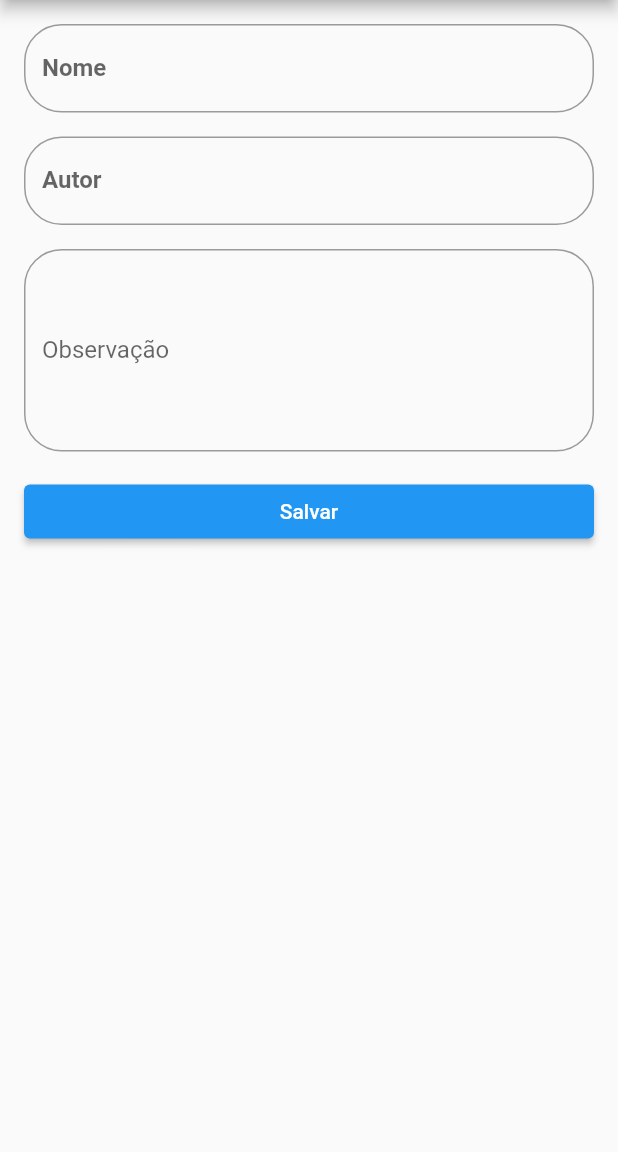
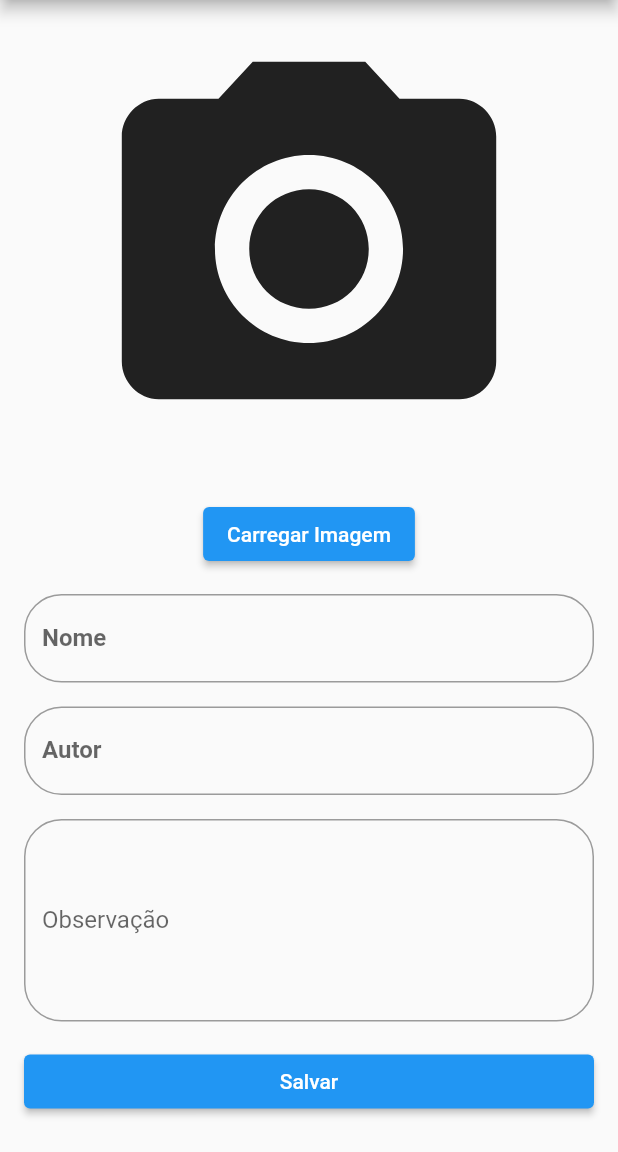
Before and after one commit to Bifi92/flutter_catalogo_livros_aikido, a Flutter app: the CadastrarLivroScreen screen opened by its route, on a phone screen of 412 x 824 dp, the part 84-1236 px from its top. Run offline on Flutter 3.47's test engine with Material 2 defaults, Android fonts, the phone set to English and light mode, and no system bars; our stand-ins replace cloud_firestore, date_time_picker, firebase_core, firebase_storage, image_picker; accounts and stored records are empty; network calls fail.

Commit message:
inclusao de foto no cadastro do livro

```diff
--- a/lib/dao/emprestimo.dart
+++ b/lib/dao/emprestimo.dart
@@ -16,6 +16,7 @@ Future<void> salvarEmprestimo(EmprestimoModel emprestimo) async {
     C_EMPRESTIMO_PESSOA_TELEFONE: emprestimo.telefonePessoa,
     C_EMPRESTIMO_DATA_RETIRADA: emprestimo.dataRetirada,
     C_EMPRESTIMO_DATA_DEVOLUCAO: emprestimo.dataDevolucao,
+    C_EMPRESTIMO_LIVRO_NOME_FOTO: emprestimo.nomeFotoLivro,
   });
 }
 
--- a/lib/dao/livro.dart
+++ b/lib/dao/livro.dart
@@ -45,6 +45,7 @@ Future<void> salvarLivro(LivroModel livro) async {
       C_LIVRO_AUTOR: livro.autor,
       C_LIVRO_OBSERVACAO: livro.observacao,
       C_LIVRO_EMPRESTADO: livro.emprestado,
+      C_LIVRO_NOME_FOTO: livro.nomeFoto
     });
   }
 }
--- a/lib/models/emprestimo.dart
+++ b/lib/models/emprestimo.dart
@@ -10,6 +10,7 @@ class EmprestimoModel {
   late String telefonePessoa;
   late DateTime dataRetirada;
   late DateTime dataDevolucao;
+  late String nomeFotoLivro;
 
   EmprestimoModel({
     required this.id,
@@ -20,6 +21,7 @@ class EmprestimoModel {
     required this.telefonePessoa,
     required this.dataRetirada,
     required this.dataDevolucao,
+    required this.nomeFotoLivro,
   });
 
   static mapToObjectList(
@@ -42,6 +44,7 @@ class EmprestimoModel {
       telefonePessoa: doc[C_EMPRESTIMO_PESSOA_TELEFONE],
       dataRetirada: doc[C_EMPRESTIMO_DATA_RETIRADA].toDate(),
       dataDevolucao: doc[C_EMPRESTIMO_DATA_DEVOLUCAO].toDate(),
+      nomeFotoLivro: doc[C_EMPRESTIMO_LIVRO_NOME_FOTO],
     );
   }
 
@@ -55,6 +58,7 @@ class EmprestimoModel {
       C_EMPRESTIMO_PESSOA_TELEFONE: telefonePessoa,
       C_EMPRESTIMO_DATA_RETIRADA: dataRetirada,
       C_EMPRESTIMO_DATA_DEVOLUCAO: dataDevolucao,
+      C_EMPRESTIMO_LIVRO_NOME_FOTO: nomeFotoLivro,
     };
   }
 }
--- a/lib/models/livro.dart
+++ b/lib/models/livro.dart
@@ -7,6 +7,7 @@ class LivroModel {
   late String autor;
   late String observacao;
   late String emprestado;
+  late String nomeFoto;
 
   LivroModel({
     required this.id,
@@ -14,6 +15,7 @@ class LivroModel {
     required this.autor,
     required this.observacao,
     required this.emprestado,
+    required this.nomeFoto,
   });
 
   static mapToObjectList(
@@ -33,6 +35,7 @@ class LivroModel {
       autor: doc[C_LIVRO_AUTOR],
       observacao: doc[C_LIVRO_OBSERVACAO],
       emprestado: doc[C_LIVRO_EMPRESTADO],
+      nomeFoto: doc[C_LIVRO_NOME_FOTO],
     );
   }
 
@@ -43,6 +46,7 @@ class LivroModel {
       autor: doc[C_LIVRO_AUTOR],
       observacao: doc[C_LIVRO_OBSERVACAO],
       emprestado: doc[C_LIVRO_EMPRESTADO],
+      nomeFoto: doc[C_LIVRO_NOME_FOTO],
     );
   }
 
@@ -52,7 +56,8 @@ class LivroModel {
       C_LIVRO_NOME: nome,
       C_LIVRO_AUTOR: autor,
       C_LIVRO_OBSERVACAO: observacao,
-      C_LIVRO_EMPRESTADO: emprestado
+      C_LIVRO_EMPRESTADO: emprestado,
+      C_LIVRO_NOME_FOTO: nomeFoto,
     };
   }
 }
--- a/lib/screens/livro_pessoa/emprestar_livro_para_pessoa.dart
+++ b/lib/screens/livro_pessoa/emprestar_livro_para_pessoa.dart
@@ -34,6 +34,9 @@ class EmprestarLivroParaPessoaScreen extends StatelessWidget {
   static final TextEditingController telefonePessoaTextFormFieldController =
       TextEditingController();
 
+  static final TextEditingController nomeFotoLivroTextFormFieldController =
+      TextEditingController();
+
   onSalvar(BuildContext context) {
     formKey.currentState?.validate();
     emprestarLivro(idLivroTextFormFieldController.text);
@@ -46,6 +49,7 @@ class EmprestarLivroParaPessoaScreen extends StatelessWidget {
       telefonePessoa: telefonePessoaTextFormFieldController.text,
       dataRetirada: DateTime.parse(dataRetiradaTextFormFieldController.text),
       dataDevolucao: DateTime.parse(dataDevolucaoTextFormFieldController.text),
+      nomeFotoLivro: nomeFotoLivroTextFormFieldController.text,
     ));
 
     Navigator.pushNamedAndRemoveUntil(
@@ -65,6 +69,7 @@ class EmprestarLivroParaPessoaScreen extends StatelessWidget {
     nomeLivroTextFormFieldController.text = livro.nome;
     dataRetiradaTextFormFieldController.text = DateTime.now().toString();
     dataDevolucaoTextFormFieldController.text = "";
+    nomeFotoLivroTextFormFieldController.text = livro.nomeFoto;
   }
 
   @override
--- a/lib/screens/livros/cadastrar_livro.dart
+++ b/lib/screens/livros/cadastrar_livro.dart
@@ -2,6 +2,8 @@ import 'package:catalogo_livro_aikido/dao/livro.dart';
 import 'package:catalogo_livro_aikido/models/livro.dart';
 import 'package:catalogo_livro_aikido/utils/constantes.dart';
 import 'package:flutter/material.dart';
+
+import '../../utils/widgets/image_picker_custom.dart';
 
 class CadastrarLivroScreen extends StatelessWidget {
   const CadastrarLivroScreen({super.key});
@@ -17,6 +19,9 @@ class CadastrarLivroScreen extends StatelessWidget {
   static final TextEditingController observacaoTextFormFieldController =
       TextEditingController();
 
+  static final TextEditingController nomeArquivoTextFormFieldController =
+      TextEditingController();
+
   onSalvar(BuildContext context) {
     formKey.currentState?.validate();
     salvarLivro(
@@ -26,6 +31,7 @@ class CadastrarLivroScreen extends StatelessWidget {
         autor: autorTextFormFieldController.text,
         observacao: observacaoTextFormFieldController.text,
         emprestado: L_NAO,
+        nomeFoto: nomeArquivoTextFormFieldController.text,
       ),
     );
     Navigator.pop(context);
@@ -35,6 +41,7 @@ class CadastrarLivroScreen extends StatelessWidget {
     nomeTextFormFieldController.text = "";
     autorTextFormFieldController.text = "";
     observacaoTextFormFieldController.text = "";
+    nomeArquivoTextFormFieldController.text = DateTime.now().toString();
   }
 
   @override
@@ -51,6 +58,10 @@ class CadastrarLivroScreen extends StatelessWidget {
             padding: const EdgeInsets.all(8.0),
             child: Column(
               children: [
+                ImagePickerCustomWidget(
+                  usaBotoes: true,
+                  nomeFoto: nomeArquivoTextFormFieldController.text,
+                ),
                 Padding(
                   padding: const EdgeInsets.all(8.0),
                   child: TextFormField(
--- a/lib/screens/pessoas/buscar_pessoa.dart
+++ b/lib/screens/pessoas/buscar_pessoa.dart
@@ -21,7 +21,8 @@ class _BuscarPessoaScreenState extends State<BuscarPessoaScreen> {
       nome: L_VAZIO,
       autor: L_VAZIO,
       observacao: L_VAZIO,
-      emprestado: L_NAO);
+      emprestado: L_NAO,
+      nomeFoto: L_VAZIO);
 
   void initData(BuildContext context) {
     LivroModel livro = ModalRoute.of(context)!.settings.arguments as LivroModel;
--- a/lib/screens/pessoas/dashboard_pessoa.dart
+++ b/lib/screens/pessoas/dashboard_pessoa.dart
@@ -13,7 +13,8 @@ class DashboardPessoaScreen extends StatelessWidget {
       nome: L_VAZIO,
       autor: L_VAZIO,
       observacao: L_VAZIO,
-      emprestado: L_NAO);
+      emprestado: L_NAO,
+      nomeFoto: L_VAZIO);
 
   void initData(BuildContext context) {
     LivroModel livro = ModalRoute.of(context)!.settings.arguments as LivroModel;
@@ -21,6 +22,7 @@ class DashboardPessoaScreen extends StatelessWidget {
     livroSelecionado.nome = livro.nome;
     livroSelecionado.autor = livro.autor;
     livroSelecionado.observacao = livro.observacao;
+    livroSelecionado.nomeFoto = livro.nomeFoto;
   }
 
   @override
--- a/lib/utils/constantes.dart
+++ b/lib/utils/constantes.dart
@@ -2,6 +2,7 @@
 const String L_FORMADO_DATA = "dd/MM/yyyy";
 const String L_SIM = "SIM";
 const String L_NAO = "NAO";
+const String L_CARREGAR_IMAGEM = 'Carregar Imagem';
 
 // Erros
 const String E_CAMPO_OBRIGATORIO = "Campo obrigatório";
@@ -18,6 +19,7 @@ const String C_LIVRO_NOME = "nome";
 const String C_LIVRO_AUTOR = "autor";
 const String C_LIVRO_OBSERVACAO = "observacao";
 const String C_LIVRO_EMPRESTADO = "emprestado";
+const String C_LIVRO_NOME_FOTO = "nomeFoto";
 // Pessoas
 const String C_PESSOA_ID = "id";
 const String C_PESSOA_NOME = "nome";
@@ -32,6 +34,7 @@ const String C_EMPRESTIMO_PESSOA_NOME = "nomePessoa";
 const String C_EMPRESTIMO_DATA_RETIRADA = "dataRetirada";
 const String C_EMPRESTIMO_DATA_DEVOLUCAO = "dataDevolucao";
 const String C_EMPRESTIMO_PESSOA_TELEFONE = "telefonePessoa";
+const String C_EMPRESTIMO_LIVRO_NOME_FOTO = "nomeFotoLivro";
 
 // Labels
 const String L_VAZIO = "";
--- /dev/null
+++ b/lib/utils/widgets/image_picker_custom.dart
@@ -0,0 +1,97 @@
+import 'dart:io';
+
+import 'package:catalogo_livro_aikido/utils/constantes.dart';
+import 'package:flutter/foundation.dart';
+import 'package:flutter/material.dart';
+import 'package:flutter/src/widgets/framework.dart';
+import 'package:flutter/src/widgets/placeholder.dart';
+import 'package:image_picker/image_picker.dart';
+import 'package:firebase_storage/firebase_storage.dart';
+import 'package:path_provider/path_provider.dart';
+
+class ImagePickerCustomWidget extends StatefulWidget {
+  const ImagePickerCustomWidget(
+      {required this.usaBotoes, required this.nomeFoto, super.key});
+
+  final bool usaBotoes;
+
+  final String nomeFoto;
+
+  @override
+  State<ImagePickerCustomWidget> createState() =>
+      _ImagePickerCustomWidgetState();
+}
+
+class _ImagePickerCustomWidgetState extends State<ImagePickerCustomWidget> {
+  String _imagemUrl = '';
+  var storage = FirebaseStorage.instance;
+
+  @override
+  initState() {
+    super.initState();
+    initImage();
+  }
+
+  initImage() async {
+    try {
+      String imageUrl = await storage
+          .ref()
+          .child('/Imagem/${widget.nomeFoto}.jpg')
+          .getDownloadURL();
+
+      setState(() {
+        _imagemUrl = imageUrl;
+      });
+    } catch (e) {
+      setState(() {
+        _imagemUrl = '';
+      });
+    }
+  }
+
+  Future<void> _getImage() async {
+    XFile? imagemMobile =
+        await ImagePicker().pickImage(source: ImageSource.camera);
+
+    if (imagemMobile == null) return;
+
+    TaskSnapshot snapshot = await storage
+        .ref()
+        .child('/Imagem/${widget.nomeFoto}.jpg')
+        .putFile(File(imagemMobile.path));
+    if (snapshot.state == TaskState.success) {
+      String url = await snapshot.ref.getDownloadURL();
+      setState(() {
+        _imagemUrl = url;
+      });
+    }
+  }
+
+  @override
+  Widget build(BuildContext context) {
+    return Column(
+      children: [
+        Padding(
+          padding: const EdgeInsets.all(8.0),
+          child: _imagemUrl == ''
+              ? const Icon(
+                  Icons.camera_alt,
+                  size: 300,
+                )
+              : Image.network(
+                  _imagemUrl,
+                  height: 300,
+                  fit: BoxFit.fitHeight,
+                ),
+        ),
+        widget.usaBotoes
+            ? Padding(
+                padding: const EdgeInsets.all(8.0),
+                child: ElevatedButton(
+                    onPressed: _getImage, child: const Text(L_CARREGAR_IMAGEM)),
+              )
+            : Container(),
+      ],
+    );
+  }
+}
--- a/pubspec.yaml
+++ b/pubspec.yaml
@@ -39,6 +39,9 @@ dependencies:
   cloud_firestore: ^4.3.1
   intl: ^0.17.0
   date_time_picker: ^2.1.0
+  image_picker: ^0.8.6+1
+  path_provider: ^2.0.12
+  firebase_storage: ^11.0.10
 
 dev_dependencies:
   flutter_test:
```
Also changed, not shown: lib/screens/livros/editar_livro.dart (+9 -0 lines), lib/screens/livros_eprestados/detalhe_livro_emprestado.dart (+14 -1 lines), pubspec.lock, 2 other files.
